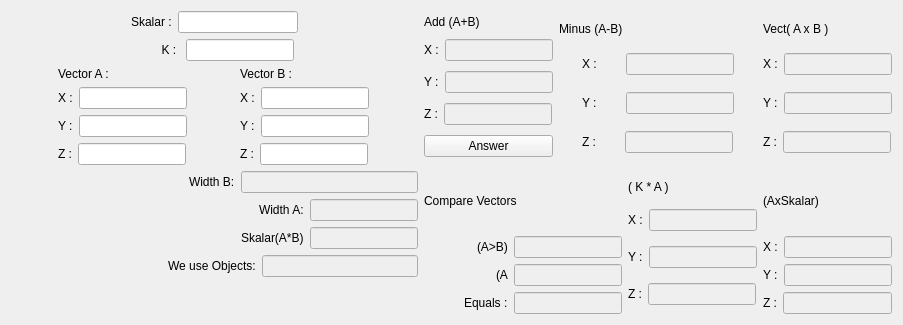
maksum1/VectorsCalculateOnQt, file mainwindow.ui: the form before one commit.
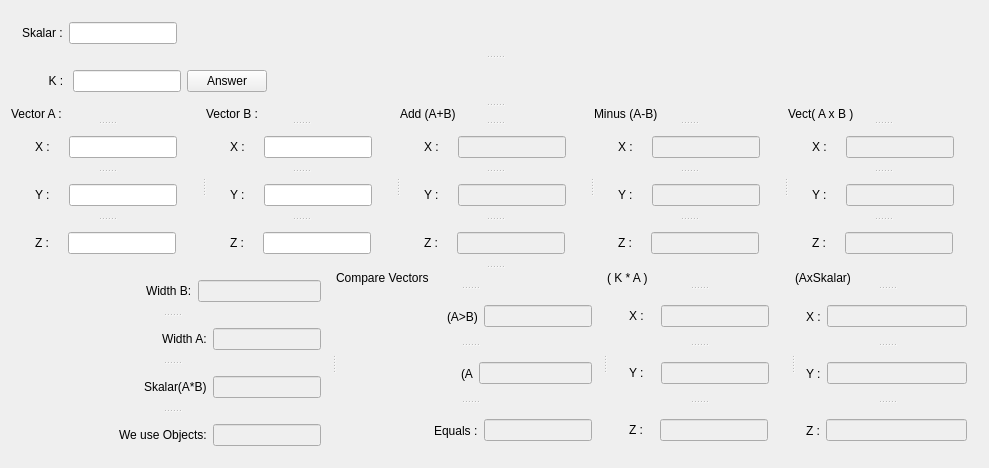
The form after the commit. Icons and pictures are not drawn.

Patch:
```diff
--- a/mainwindow.ui
+++ b/mainwindow.ui
@@ -6,8 +6,8 @@
    <rect>
     <x>0</x>
     <y>0</y>
-    <width>903</width>
-    <height>325</height>
+    <width>989</width>
+    <height>370</height>
    </rect>
   </property>
   <property name="sizePolicy">
@@ -32,24 +32,16 @@
   <widget class="QWidget" name="centralWidget">
    <layout class="QGridLayout" name="gridLayout">
     <item row="0" column="0">
-     <layout class="QHBoxLayout" name="horizontalLayout_8">
-      <item>
-       <layout class="QVBoxLayout" name="verticalLayout_9">
-        <item>
+     <widget class="QSplitter" name="splitter_16">
+      <property name="orientation">
+       <enum>Qt::Vertical</enum>
+      </property>
+      <widget class="QSplitter" name="splitter_3">
+       <property name="orientation">
+        <enum>Qt::Vertical</enum>
+       </property>
+       <widget class="QWidget" name="">
          <layout class="QHBoxLayout" name="horizontalLayout_9">
-          <item>
-           <spacer name="horizontalSpacer_11">
-            <property name="orientation">
-             <enum>Qt::Horizontal</enum>
-            </property>
-            <property name="sizeHint" stdset="0">
-             <size>
-              <width>40</width>
-              <height>20</height>
-             </size>
-            </property>
-           </spacer>
-          </item>
           <item>
            <widget class="QLabel" name="label_26">
             <property name="text">
@@ -58,7 +50,14 @@
            </widget>
           </item>
           <item>
-           <widget class="QLineEdit" name="line_skal"/>
+          <widget class="QLineEdit" name="line_skal">
+           <property name="sizePolicy">
+            <sizepolicy hsizetype="Fixed" vsizetype="Fixed">
+             <horstretch>0</horstretch>
+             <verstretch>0</verstretch>
+            </sizepolicy>
+           </property>
+          </widget>
           </item>
           <item>
            <spacer name="horizontalSpacer_2">
@@ -74,22 +73,9 @@
            </spacer>
           </item>
          </layout>
-        </item>
-        <item>
+       </widget>
+       <widget class="QWidget" name="">
          <layout class="QHBoxLayout" name="horizontalLayout_22">
-          <item>
-           <spacer name="horizontalSpacer_8">
-            <property name="orientation">
-             <enum>Qt::Horizontal</enum>
-            </property>
-            <property name="sizeHint" stdset="0">
-             <size>
-              <width>40</width>
-              <height>20</height>
-             </size>
-            </property>
-           </spacer>
-          </item>
           <item>
            <widget class="QLabel" name="label_8">
             <property name="sizePolicy">
@@ -113,6 +99,13 @@
             </property>
            </widget>
           </item>
+         <item>
+          <widget class="QPushButton" name="pushButton">
+           <property name="text">
+            <string>Answer</string>
+           </property>
+          </widget>
+         </item>
           <item>
            <spacer name="horizontalSpacer">
             <property name="orientation">
@@ -127,14 +120,211 @@
            </spacer>
           </item>
          </layout>
-        </item>
-       </layout>
-      </item>
-     </layout>
-    </item>
-    <item row="0" column="1" rowspan="2">
-     <layout class="QVBoxLayout" name="verticalLayout_3">
+       </widget>
+      </widget>
+      <widget class="QSplitter" name="splitter_15">
+       <property name="orientation">
+        <enum>Qt::Vertical</enum>
+       </property>
+       <widget class="QSplitter" name="splitter_14">
+        <property name="orientation">
+         <enum>Qt::Horizontal</enum>
+        </property>
+        <widget class="QSplitter" name="splitter_12">
+         <property name="orientation">
+          <enum>Qt::Horizontal</enum>
+         </property>
+         <widget class="QSplitter" name="splitter">
+          <property name="orientation">
+           <enum>Qt::Vertical</enum>
+          </property>
+          <widget class="QLabel" name="label_37">
+           <property name="text">
+            <string>Vector A :</string>
+           </property>
+          </widget>
+          <widget class="QWidget" name="">
+           <layout class="QHBoxLayout" name="horizontalLayout_3">
+            <item>
+             <widget class="QLabel" name="label_3">
+              <property name="sizePolicy">
+               <sizepolicy hsizetype="Fixed" vsizetype="Fixed">
+                <horstretch>0</horstretch>
+                <verstretch>0</verstretch>
+               </sizepolicy>
+              </property>
+              <property name="text">
+               <string>X :</string>
+              </property>
+             </widget>
+            </item>
+            <item>
+             <widget class="QLineEdit" name="line_a_x">
+              <property name="sizePolicy">
+               <sizepolicy hsizetype="Fixed" vsizetype="Fixed">
+                <horstretch>0</horstretch>
+                <verstretch>0</verstretch>
+               </sizepolicy>
+              </property>
+             </widget>
+            </item>
+           </layout>
+          </widget>
+          <widget class="QWidget" name="">
+           <layout class="QHBoxLayout" name="horizontalLayout">
+            <item>
+             <widget class="QLabel" name="label">
+              <property name="sizePolicy">
+               <sizepolicy hsizetype="Fixed" vsizetype="Fixed">
+                <horstretch>0</horstretch>
+                <verstretch>0</verstretch>
+               </sizepolicy>
+              </property>
+              <property name="text">
+               <string>Y :</string>
+              </property>
+             </widget>
+            </item>
+            <item>
+             <widget class="QLineEdit" name="line_a_y">
+              <property name="sizePolicy">
+               <sizepolicy hsizetype="Fixed" vsizetype="Fixed">
+                <horstretch>0</horstretch>
+                <verstretch>0</verstretch>
+               </sizepolicy>
+              </property>
+             </widget>
+            </item>
+           </layout>
+          </widget>
+          <widget class="QWidget" name="">
+           <layout class="QHBoxLayout" name="horizontalLayout_2">
+            <item>
+             <widget class="QLabel" name="label_2">
+              <property name="sizePolicy">
+               <sizepolicy hsizetype="Fixed" vsizetype="Fixed">
+                <horstretch>0</horstretch>
+                <verstretch>0</verstretch>
+               </sizepolicy>
+              </property>
+              <property name="text">
+               <string>Z :</string>
+              </property>
+             </widget>
+            </item>
       <item>
+             <widget class="QLineEdit" name="line_a_z">
+              <property name="sizePolicy">
+               <sizepolicy hsizetype="Fixed" vsizetype="Fixed">
+                <horstretch>0</horstretch>
+                <verstretch>0</verstretch>
+               </sizepolicy>
+              </property>
+             </widget>
+            </item>
+           </layout>
+          </widget>
+         </widget>
+         <widget class="QSplitter" name="splitter_2">
+          <property name="orientation">
+           <enum>Qt::Vertical</enum>
+          </property>
+          <widget class="QLabel" name="label_38">
+           <property name="text">
+            <string>Vector B :</string>
+           </property>
+          </widget>
+          <widget class="QWidget" name="">
+           <layout class="QHBoxLayout" name="horizontalLayout_4">
+            <item>
+             <widget class="QLabel" name="label_4">
+              <property name="sizePolicy">
+               <sizepolicy hsizetype="Fixed" vsizetype="Fixed">
+                <horstretch>0</horstretch>
+                <verstretch>0</verstretch>
+               </sizepolicy>
+              </property>
+              <property name="text">
+               <string>X :</string>
+              </property>
+             </widget>
+            </item>
+            <item>
+             <widget class="QLineEdit" name="line_b_x">
+              <property name="sizePolicy">
+               <sizepolicy hsizetype="Fixed" vsizetype="Fixed">
+                <horstretch>0</horstretch>
+                <verstretch>0</verstretch>
+               </sizepolicy>
+              </property>
+             </widget>
+            </item>
+           </layout>
+          </widget>
+          <widget class="QWidget" name="">
+           <layout class="QHBoxLayout" name="horizontalLayout_5">
+            <item>
+             <widget class="QLabel" name="label_5">
+              <property name="sizePolicy">
+               <sizepolicy hsizetype="Fixed" vsizetype="Fixed">
+                <horstretch>0</horstretch>
+                <verstretch>0</verstretch>
+               </sizepolicy>
+              </property>
+              <property name="text">
+               <string>Y :</string>
+              </property>
+             </widget>
+            </item>
+            <item>
+             <widget class="QLineEdit" name="line_b_y">
+              <property name="sizePolicy">
+               <sizepolicy hsizetype="Fixed" vsizetype="Fixed">
+                <horstretch>0</horstretch>
+                <verstretch>0</verstretch>
+               </sizepolicy>
+              </property>
+             </widget>
+            </item>
+           </layout>
+          </widget>
+          <widget class="QWidget" name="">
+           <layout class="QHBoxLayout" name="horizontalLayout_6">
+            <item>
+             <widget class="QLabel" name="label_6">
+              <property name="sizePolicy">
+               <sizepolicy hsizetype="Fixed" vsizetype="Fixed">
+                <horstretch>0</horstretch>
+                <verstretch>0</verstretch>
+               </sizepolicy>
+              </property>
+              <property name="text">
+               <string>Z :</string>
+              </property>
+             </widget>
+            </item>
+            <item>
+             <widget class="QLineEdit" name="line_b_z">
+              <property name="sizePolicy">
+               <sizepolicy hsizetype="Fixed" vsizetype="Fixed">
+                <horstretch>0</horstretch>
+                <verstretch>0</verstretch>
+               </sizepolicy>
+              </property>
+             </widget>
+            </item>
+           </layout>
+          </widget>
+         </widget>
+        </widget>
+        <widget class="QSplitter" name="splitter_13">
+         <property name="orientation">
+          <enum>Qt::Horizontal</enum>
+         </property>
+         <widget class="QSplitter" name="splitter_4">
+          <property name="orientation">
+           <enum>Qt::Vertical</enum>
+          </property>
        <widget class="QLabel" name="label_9">
         <property name="sizePolicy">
          <sizepolicy hsizetype="Fixed" vsizetype="Fixed">
@@ -146,8 +336,7 @@
          <string>Add (A+B)</string>
         </property>
        </widget>
-      </item>
-      <item>
+          <widget class="QWidget" name="">
        <layout class="QHBoxLayout" name="horizontalLayout_12">
         <item>
          <widget class="QLabel" name="label_10">
@@ -176,8 +365,8 @@
          </widget>
         </item>
        </layout>
-      </item>
-      <item>
+          </widget>
+          <widget class="QWidget" name="">
        <layout class="QHBoxLayout" name="horizontalLayout_11">
         <item>
          <widget class="QLabel" name="label_11">
@@ -206,8 +395,8 @@
          </widget>
         </item>
        </layout>
-      </item>
-      <item>
+          </widget>
+          <widget class="QWidget" name="">
        <layout class="QHBoxLayout" name="horizontalLayout_10">
         <item>
          <widget class="QLabel" name="label_12">
@@ -236,19 +425,12 @@
          </widget>
         </item>
        </layout>
-      </item>
-      <item>
-       <widget class="QPushButton" name="pushButton">
-        <property name="text">
-         <string>Answer</string>
-        </property>
-       </widget>
-      </item>
-     </layout>
-    </item>
-    <item row="0" column="2" rowspan="2" colspan="2">
-     <layout class="QVBoxLayout" name="verticalLayout_4">
-      <item>
+          </widget>
+         </widget>
+         <widget class="QSplitter" name="splitter_5">
+          <property name="orientation">
+           <enum>Qt::Vertical</enum>
+          </property>
        <widget class="QLabel" name="label_13">
         <property name="sizePolicy">
          <sizepolicy hsizetype="Fixed" vsizetype="Fixed">
@@ -260,8 +442,7 @@
          <string>Minus (A-B)</string>
         </property>
        </widget>
-      </item>
-      <item>
+          <widget class="QWidget" name="">
        <layout class="QHBoxLayout" name="horizontalLayout_13">
         <item>
          <widget class="QLabel" name="label_14">
@@ -290,8 +471,8 @@
          </widget>
         </item>
        </layout>
-      </item>
-      <item>
+          </widget>
+          <widget class="QWidget" name="">
        <layout class="QHBoxLayout" name="horizontalLayout_14">
         <item>
          <widget class="QLabel" name="label_15">
@@ -320,8 +501,8 @@
          </widget>
         </item>
        </layout>
-      </item>
-      <item>
+          </widget>
+          <widget class="QWidget" name="">
        <layout class="QHBoxLayout" name="horizontalLayout_15">
         <item>
          <widget class="QLabel" name="label_16">
@@ -350,12 +531,12 @@
          </widget>
         </item>
        </layout>
-      </item>
-     </layout>
-    </item>
-    <item row="0" column="4" rowspan="2">
-     <layout class="QVBoxLayout" name="verticalLayout_6">
-      <item>
+          </widget>
+         </widget>
+         <widget class="QSplitter" name="splitter_6">
+          <property name="orientation">
+           <enum>Qt::Vertical</enum>
+          </property>
        <widget class="QLabel" name="label_17">
         <property name="sizePolicy">
          <sizepolicy hsizetype="Fixed" vsizetype="Fixed">
@@ -367,8 +548,7 @@
          <string>Vect( A x B )</string>
         </property>
        </widget>
-      </item>
-      <item>
+          <widget class="QWidget" name="">
        <layout class="QHBoxLayout" name="horizontalLayout_16">
         <item>
          <widget class="QLabel" name="label_18">
@@ -397,8 +577,8 @@
          </widget>
         </item>
        </layout>
-      </item>
-      <item>
+          </widget>
+          <widget class="QWidget" name="">
        <layout class="QHBoxLayout" name="horizontalLayout_17">
         <item>
          <widget class="QLabel" name="label_19">
@@ -427,8 +607,8 @@
          </widget>
         </item>
        </layout>
-      </item>
-      <item>
+          </widget>
+          <widget class="QWidget" name="">
        <layout class="QHBoxLayout" name="horizontalLayout_18">
         <item>
          <widget class="QLabel" name="label_20">
@@ -457,203 +637,19 @@
          </widget>
         </item>
        </layout>
-      </item>
-     </layout>
-    </item>
-    <item row="0" column="5">
-     <layout class="QVBoxLayout" name="verticalLayout_13"/>
-    </item>
-    <item row="1" column="0">
-     <layout class="QHBoxLayout" name="horizontalLayout_7">
-      <item>
-       <layout class="QVBoxLayout" name="verticalLayout">
-        <item>
-         <widget class="QLabel" name="label_37">
-          <property name="text">
-           <string>Vector A :</string>
-          </property>
-         </widget>
-        </item>
-        <item>
-         <layout class="QHBoxLayout" name="horizontalLayout_3">
-          <item>
-           <widget class="QLabel" name="label_3">
-            <property name="sizePolicy">
-             <sizepolicy hsizetype="Fixed" vsizetype="Fixed">
-              <horstretch>0</horstretch>
-              <verstretch>0</verstretch>
-             </sizepolicy>
-            </property>
-            <property name="text">
-             <string>X :</string>
-            </property>
-           </widget>
-          </item>
-          <item>
-           <widget class="QLineEdit" name="line_a_x">
-            <property name="sizePolicy">
-             <sizepolicy hsizetype="Fixed" vsizetype="Fixed">
-              <horstretch>0</horstretch>
-              <verstretch>0</verstretch>
-             </sizepolicy>
-            </property>
-           </widget>
-          </item>
-         </layout>
-        </item>
-        <item>
-         <layout class="QHBoxLayout" name="horizontalLayout">
-          <item>
-           <widget class="QLabel" name="label">
-            <property name="sizePolicy">
-             <sizepolicy hsizetype="Fixed" vsizetype="Fixed">
-              <horstretch>0</horstretch>
-              <verstretch>0</verstretch>
-             </sizepolicy>
-            </property>
-            <property name="text">
-             <string>Y :</string>
-            </property>
-           </widget>
-          </item>
-          <item>
-           <widget class="QLineEdit" name="line_a_y">
-            <property name="sizePolicy">
-             <sizepolicy hsizetype="Fixed" vsizetype="Fixed">
-              <horstretch>0</horstretch>
-              <verstretch>0</verstretch>
-             </sizepolicy>
-            </property>
-           </widget>
-          </item>
-         </layout>
-        </item>
-        <item>
-         <layout class="QHBoxLayout" name="horizontalLayout_2">
-          <item>
-           <widget class="QLabel" name="label_2">
-            <property name="sizePolicy">
-             <sizepolicy hsizetype="Fixed" vsizetype="Fixed">
-              <horstretch>0</horstretch>
-              <verstretch>0</verstretch>
-             </sizepolicy>
-            </property>
-            <property name="text">
-             <string>Z :</string>
-            </property>
-           </widget>
-          </item>
-          <item>
-           <widget class="QLineEdit" name="line_a_z">
-            <property name="sizePolicy">
-             <sizepolicy hsizetype="Fixed" vsizetype="Fixed">
-              <horstretch>0</horstretch>
-              <verstretch>0</verstretch>
-             </sizepolicy>
-            </property>
-           </widget>
-          </item>
-         </layout>
-        </item>
-       </layout>
-      </item>
-      <item>
-       <layout class="QVBoxLayout" name="verticalLayout_2">
-        <item>
-         <widget class="QLabel" name="label_38">
-          <property name="text">
-           <string>Vector B :</string>
-          </property>
-         </widget>
-        </item>
-        <item>
-         <layout class="QHBoxLayout" name="horizontalLayout_4">
-          <item>
-           <widget class="QLabel" name="label_4">
-            <property name="sizePolicy">
-             <sizepolicy hsizetype="Fixed" vsizetype="Fixed">
-              <horstretch>0</horstretch>
-              <verstretch>0</verstretch>
-             </sizepolicy>
-            </property>
-            <property name="text">
-             <string>X :</string>
-            </property>
-           </widget>
-          </item>
-          <item>
-           <widget class="QLineEdit" name="line_b_x">
-            <property name="sizePolicy">
-             <sizepolicy hsizetype="Fixed" vsizetype="Fixed">
-              <horstretch>0</horstretch>
-              <verstretch>0</verstretch>
-             </sizepolicy>
-            </property>
-           </widget>
-          </item>
-         </layout>
-        </item>
-        <item>
-         <layout class="QHBoxLayout" name="horizontalLayout_5">
-          <item>
-           <widget class="QLabel" name="label_5">
-            <property name="sizePolicy">
-             <sizepolicy hsizetype="Fixed" vsizetype="Fixed">
-              <horstretch>0</horstretch>
-              <verstretch>0</verstretch>
-             </sizepolicy>
-            </property>
-            <property name="text">
-             <string>Y :</string>
-            </property>
-           </widget>
-          </item>
-          <item>
-           <widget class="QLineEdit" name="line_b_y">
-            <property name="sizePolicy">
-             <sizepolicy hsizetype="Fixed" vsizetype="Fixed">
-              <horstretch>0</horstretch>
-              <verstretch>0</verstretch>
-             </sizepolicy>
-            </property>
-           </widget>
-          </item>
-         </layout>
-        </item>
-        <item>
-         <layout class="QHBoxLayout" name="horizontalLayout_6">
-          <item>
-           <widget class="QLabel" name="label_6">
-            <property name="sizePolicy">
-             <sizepolicy hsizetype="Fixed" vsizetype="Fixed">
-              <horstretch>0</horstretch>
-              <verstretch>0</verstretch>
-             </sizepolicy>
-            </property>
-            <property name="text">
-             <string>Z :</string>
-            </property>
-           </widget>
-          </item>
-          <item>
-           <widget class="QLineEdit" name="line_b_z">
-            <property name="sizePolicy">
-             <sizepolicy hsizetype="Fixed" vsizetype="Fixed">
-              <horstretch>0</horstretch>
-              <verstretch>0</verstretch>
-             </sizepolicy>
-            </property>
-           </widget>
-          </item>
-         </layout>
-        </item>
-       </layout>
-      </item>
-     </layout>
-    </item>
-    <item row="3" column="0">
-     <layout class="QVBoxLayout" name="verticalLayout_8">
-      <item>
+          </widget>
+         </widget>
+        </widget>
+       </widget>
+       <widget class="QSplitter" name="splitter_11">
+        <property name="orientation">
+         <enum>Qt::Horizontal</enum>
+        </property>
+        <widget class="QSplitter" name="splitter_7">
+         <property name="orientation">
+          <enum>Qt::Vertical</enum>
+         </property>
+         <widget class="QWidget" name="">
        <layout class="QHBoxLayout" name="horizontalLayout_30">
         <item>
          <spacer name="horizontalSpacer_6">
@@ -683,8 +679,8 @@
          </widget>
         </item>
        </layout>
-      </item>
-      <item>
+         </widget>
+         <widget class="QWidget" name="">
        <layout class="QHBoxLayout" name="horizontalLayout_29">
         <item>
          <spacer name="horizontalSpacer_5">
@@ -726,8 +722,8 @@
          </widget>
         </item>
        </layout>
-      </item>
-      <item>
+         </widget>
+         <widget class="QWidget" name="">
        <layout class="QHBoxLayout" name="horizontalLayout_31">
         <item>
          <spacer name="horizontalSpacer_10">
@@ -769,8 +765,8 @@
          </widget>
         </item>
        </layout>
-      </item>
-      <item>
+         </widget>
+         <widget class="QWidget" name="">
        <layout class="QHBoxLayout" name="horizontalLayout_32">
         <item>
          <spacer name="horizontalSpacer_9">
@@ -800,32 +796,18 @@
          </widget>
         </item>
        </layout>
-      </item>
-      <item>
-       <spacer name="verticalSpacer_4">
+         </widget>
+        </widget>
+        <widget class="QSplitter" name="splitter_8">
         <property name="orientation">
          <enum>Qt::Vertical</enum>
         </property>
-        <property name="sizeHint" stdset="0">
-         <size>
-          <width>20</width>
-          <height>40</height>
-         </size>
-        </property>
-       </spacer>
-      </item>
-     </layout>
-    </item>
-    <item row="3" column="1" colspan="2">
-     <layout class="QVBoxLayout" name="verticalLayout_12">
-      <item>
        <widget class="QLabel" name="label_36">
         <property name="text">
          <string>Compare Vectors</string>
         </property>
        </widget>
-      </item>
-      <item>
+         <widget class="QWidget" name="">
        <layout class="QHBoxLayout" name="horizontalLayout_33">
         <item>
          <spacer name="horizontalSpacer_7">
@@ -855,8 +837,8 @@
          </widget>
         </item>
        </layout>
-      </item>
-      <item>
+         </widget>
+         <widget class="QWidget" name="">
        <layout class="QHBoxLayout" name="horizontalLayout_35">
         <item>
          <spacer name="horizontalSpacer_4">
@@ -886,8 +868,8 @@
          </widget>
         </item>
        </layout>
-      </item>
-      <item>
+         </widget>
+         <widget class="QWidget" name="">
        <layout class="QHBoxLayout" name="horizontalLayout_34">
         <item>
          <spacer name="horizontalSpacer_3">
@@ -917,14 +899,12 @@
          </widget>
         </item>
        </layout>
-      </item>
-     </layout>
-    </item>
-    <item row="3" column="3" colspan="2">
-     <layout class="QHBoxLayout" name="horizontalLayout_27">
-      <item>
-       <layout class="QVBoxLayout" name="verticalLayout_7">
-        <item>
+         </widget>
+        </widget>
+        <widget class="QSplitter" name="splitter_9">
+         <property name="orientation">
+          <enum>Qt::Vertical</enum>
+         </property>
          <widget class="QLabel" name="label_21">
           <property name="sizePolicy">
            <sizepolicy hsizetype="Fixed" vsizetype="Fixed">
@@ -936,8 +916,7 @@
            <string>( K * A )</string>
           </property>
          </widget>
-        </item>
-        <item>
+         <widget class="QWidget" name="">
          <layout class="QHBoxLayout" name="horizontalLayout_19">
           <item>
            <widget class="QLabel" name="label_22">
@@ -966,8 +945,8 @@
            </widget>
           </item>
          </layout>
-        </item>
-        <item>
+         </widget>
+         <widget class="QWidget" name="">
          <layout class="QHBoxLayout" name="horizontalLayout_20">
           <item>
            <widget class="QLabel" name="label_23">
@@ -996,8 +975,8 @@
            </widget>
           </item>
          </layout>
-        </item>
-        <item>
+         </widget>
+         <widget class="QWidget" name="">
          <layout class="QHBoxLayout" name="horizontalLayout_21">
           <item>
            <widget class="QLabel" name="label_24">
@@ -1026,21 +1005,18 @@
            </widget>
           </item>
          </layout>
-        </item>
-       </layout>
-      </item>
-      <item>
-       <layout class="QHBoxLayout" name="horizontalLayout_26">
-        <item>
-         <layout class="QVBoxLayout" name="verticalLayout_19">
-          <item>
+         </widget>
+        </widget>
+        <widget class="QSplitter" name="splitter_10">
+         <property name="orientation">
+          <enum>Qt::Vertical</enum>
+         </property>
            <widget class="QLabel" name="label_34">
             <property name="text">
              <string>(AxSkalar)</string>
             </property>
            </widget>
-          </item>
-          <item>
+         <widget class="QWidget" name="">
            <layout class="QHBoxLayout" name="horizontalLayout_23">
             <item>
              <widget class="QLabel" name="label_27">
@@ -1057,8 +1033,8 @@
              </widget>
             </item>
            </layout>
-          </item>
-          <item>
+         </widget>
+         <widget class="QWidget" name="">
            <layout class="QHBoxLayout" name="horizontalLayout_24">
             <item>
              <widget class="QLabel" name="label_28">
@@ -1075,8 +1051,8 @@
              </widget>
             </item>
            </layout>
-          </item>
-          <item>
+         </widget>
+         <widget class="QWidget" name="">
            <layout class="QHBoxLayout" name="horizontalLayout_25">
             <item>
              <widget class="QLabel" name="label_29">
@@ -1093,15 +1069,11 @@
              </widget>
             </item>
            </layout>
-          </item>
-         </layout>
-        </item>
-       </layout>
-      </item>
-     </layout>
-    </item>
-    <item row="3" column="5">
-     <layout class="QVBoxLayout" name="verticalLayout_5"/>
+         </widget>
+        </widget>
+       </widget>
+      </widget>
+     </widget>
     </item>
    </layout>
   </widget>
```
Lines whose indentation alone changed are shown as unchanged.
